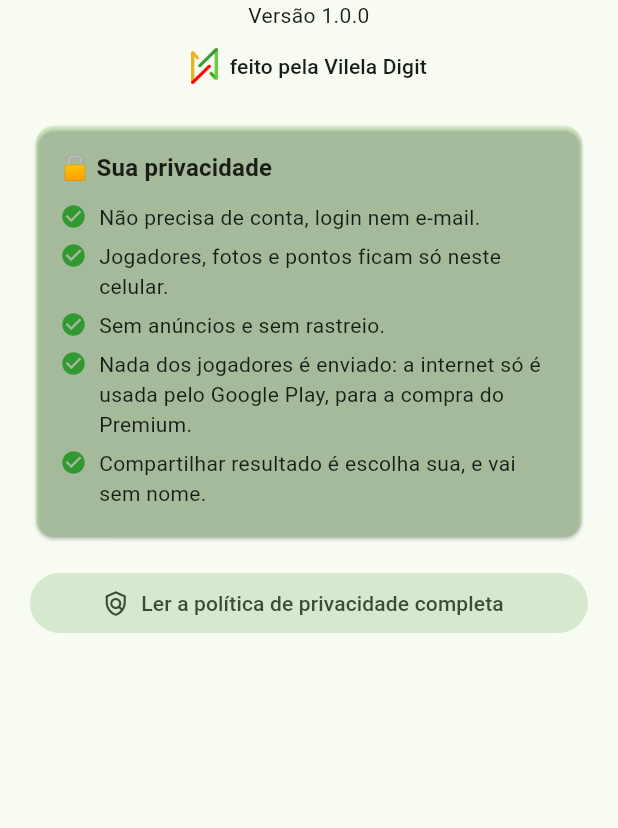
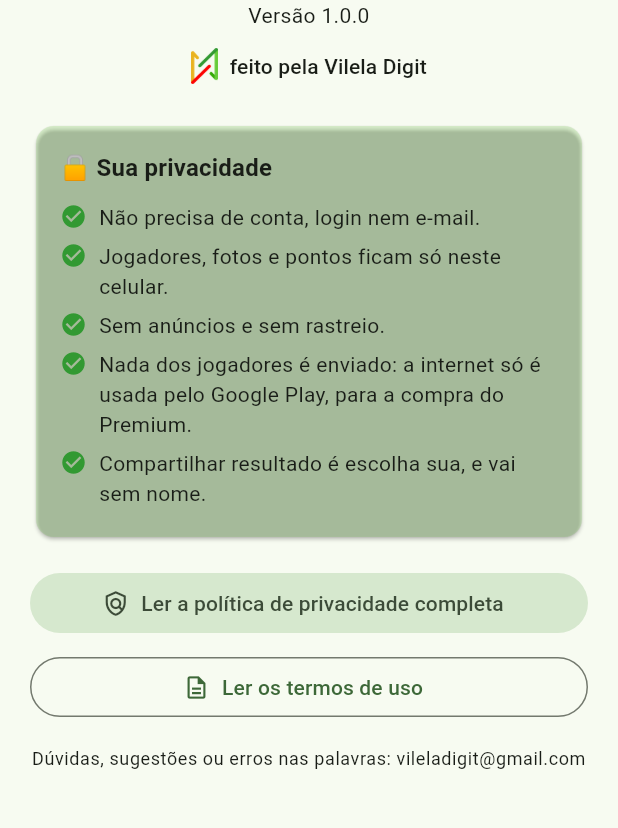
Before and after one commit to fjackvil/app_palavras_cruzadas, a Flutter app: the screen it shows after launch, after a tap on "Vilela Digit", on a phone screen of 412 x 824 dp, the part 288-1116 px from its top. Run offline on Flutter 3.47's test engine with Material 3 defaults, Android fonts, the phone set to English and light mode, and no system bars; our stand-ins replace drift, drift_flutter, image_picker, in_app_purchase, material_ui, share_plus; accounts and stored records are empty; generated files the repository leaves out were written again; project files that could hold a hidden picture were left out.

Commit message:
Termos de uso, guia da página Conteúdo do app e build pronto para a chave de upload
Co-Authored-By: Claude Opus 5.5 <noreply@anthropic.com>

```diff
--- a/app/lib/telas/tela_sobre.dart
+++ b/app/lib/telas/tela_sobre.dart
@@ -10,6 +10,9 @@ const versaoApp = '1.0.0';
 
 /// Arquivo da política de privacidade (o mesmo texto vira a página web).
 const arquivoPolitica = 'assets/textos/politica-de-privacidade.md';
+
+/// Arquivo dos termos de uso (também vira página web).
+const arquivoTermos = 'assets/textos/termos-de-uso.md';
 
 /// Sobre o app: versão, quem faz e o resumo de privacidade, com o texto
 /// completo da política.
@@ -99,6 +102,25 @@ class TelaSobre extends StatelessWidget {
                 ),
               ),
             ),
+          ),
+          const SizedBox(height: 8),
+          OutlinedButton.icon(
+            icon: const Icon(Icons.description_outlined),
+            label: const Text('Ler os termos de uso'),
+            onPressed: () => Navigator.of(context).push(
+              MaterialPageRoute<void>(
+                builder: (_) => const TelaTextoMarkdown(
+                  titulo: 'Termos de uso',
+                  arquivo: arquivoTermos,
+                ),
+              ),
+            ),
+          ),
+          const SizedBox(height: 16),
+          Text(
+            'Dúvidas, sugestões ou erros nas palavras: vileladigit@gmail.com',
+            textAlign: TextAlign.center,
+            style: texto.bodySmall,
           ),
         ],
       ),
```
Also changed, not shown: 7 other files.
